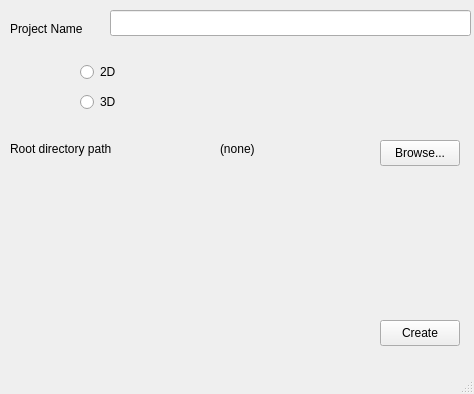
This is ProjEd/ui/proj_create_win.ui in Cvostr/zsgamedit as Qt 5 draws it before an edit. The edited form follows.
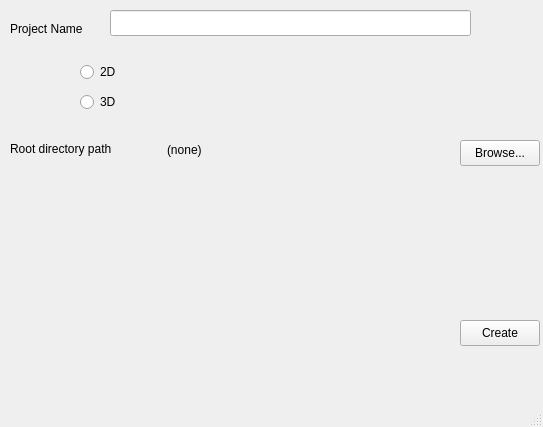
This is the edited form.

Commit message: Project create window resizing Inspector window resize unlock ResourcePickDialog - icons size set to 75

Patch:
```diff
--- a/ProjEd/ui/proj_create_win.ui
+++ b/ProjEd/ui/proj_create_win.ui
@@ -6,8 +6,8 @@
    <rect>
     <x>0</x>
     <y>0</y>
-    <width>474</width>
-    <height>394</height>
+    <width>543</width>
+    <height>427</height>
    </rect>
   </property>
   <property name="windowTitle">
@@ -72,7 +72,7 @@
    <widget class="QPushButton" name="prCreateBtn">
     <property name="geometry">
      <rect>
-      <x>380</x>
+      <x>460</x>
       <y>320</y>
       <width>80</width>
       <height>26</height>
@@ -85,7 +85,7 @@
    <widget class="QPushButton" name="dirBrouseBtn">
     <property name="geometry">
      <rect>
-      <x>380</x>
+      <x>460</x>
       <y>140</y>
       <width>80</width>
       <height>26</height>
@@ -111,10 +111,10 @@
    <widget class="QLabel" name="rootPathField">
     <property name="geometry">
      <rect>
-      <x>220</x>
+      <x>167</x>
       <y>140</y>
-      <width>58</width>
-      <height>18</height>
+      <width>281</width>
+      <height>20</height>
      </rect>
     </property>
     <property name="text">
```
Left out of the diff: 2 changed lines with no effect on the pictures. The commit also changes 9 other files.
